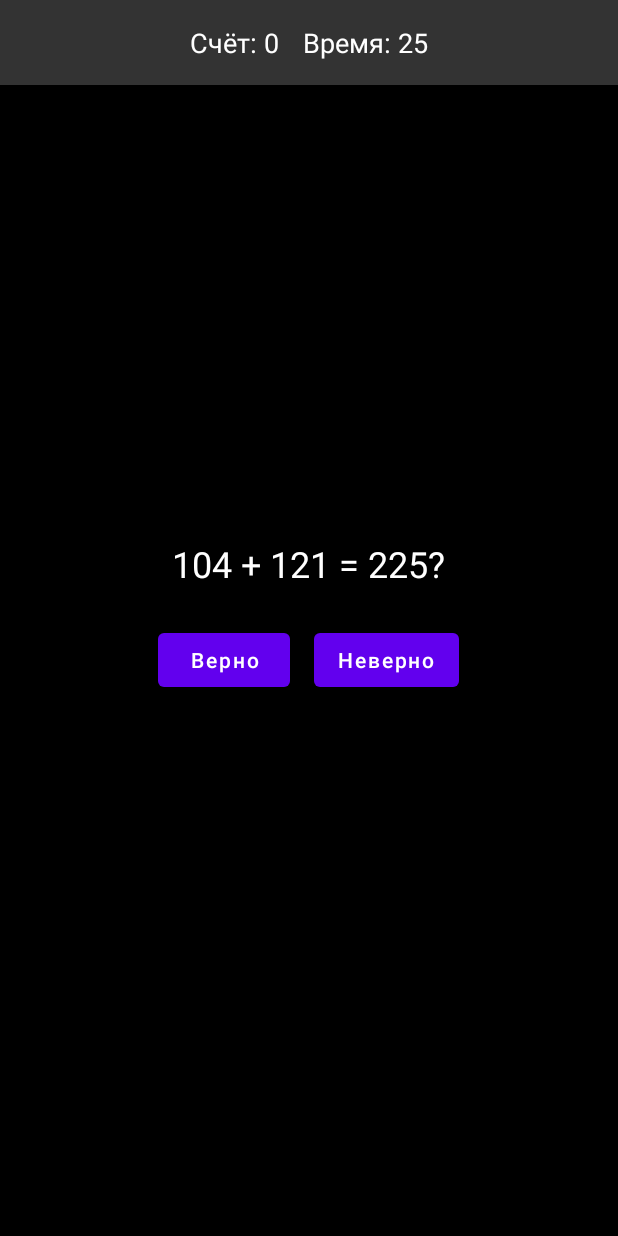
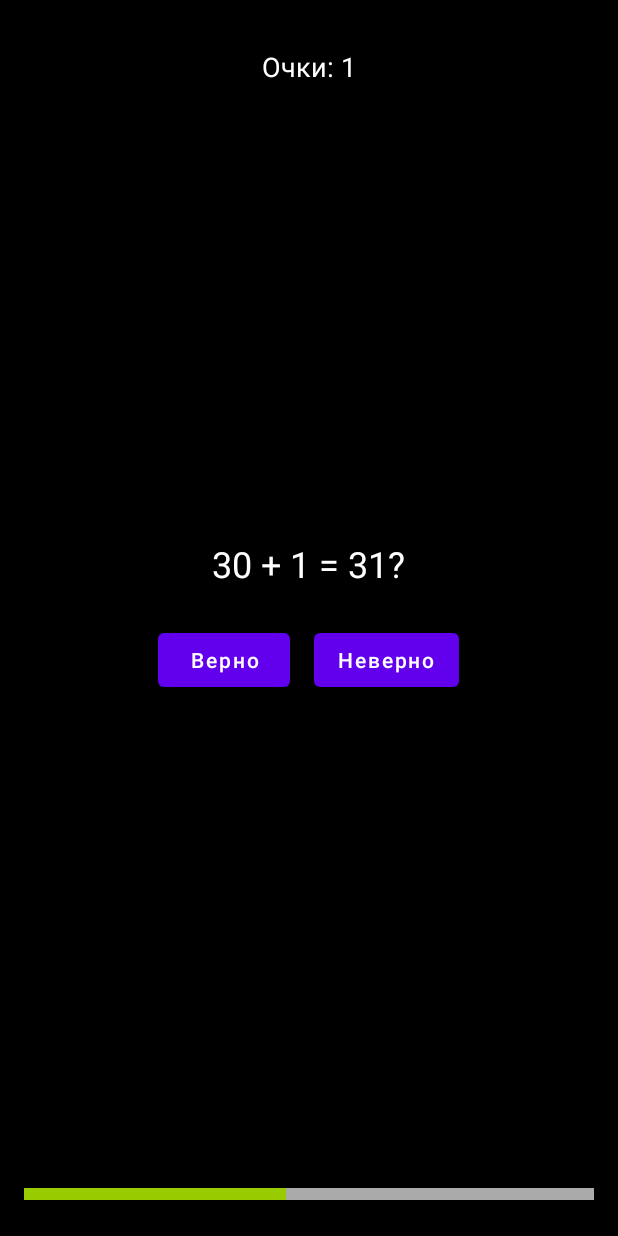
Before and after one commit to gitisgithub/SMSForwader, an Android app built with Jetpack Compose: the EasterEggActivity screen opened directly, with no data from a screen before it, after a tap on "Неверно", on a phone screen of 412 x 824 dp. Run offline under Robolectric (Android 15) with nearby library versions, the phone set to English and light mode, and no system bars; 1 other tap on this screen came first.

Commit message:
добавлено пасхалко (крутое реально)

```diff
--- a/app/src/main/java/by/vlad/sms/AboutActivity.kt
+++ b/app/src/main/java/by/vlad/sms/AboutActivity.kt
@@ -58,7 +58,7 @@ class AboutActivity : AppCompatActivity() {
 
         val buttonTelegram = findViewById<Button>(R.id.buttonTelegram)
         buttonTelegram.setOnClickListener {
-            val tgUrl = "https://t.me/your_channel"
+            val tgUrl = "https://t.me/famelessness"
             startActivity(android.content.Intent(android.content.Intent.ACTION_VIEW, Uri.parse(tgUrl)))
         }
 
--- a/app/src/main/java/by/vlad/sms/EasterEggActivity.kt
+++ b/app/src/main/java/by/vlad/sms/EasterEggActivity.kt
@@ -2,24 +2,26 @@ package by.vlad.sms
 
 import android.content.Context
 import android.content.Intent
+import android.os.Build
 import android.os.Bundle
 import android.os.CountDownTimer
 import android.widget.Button
 import android.widget.TextView
+import androidx.appcompat.app.AlertDialog
 import androidx.appcompat.app.AppCompatActivity
+import com.google.android.material.progressindicator.LinearProgressIndicator
 import kotlin.random.Random
 
 class EasterEggActivity : AppCompatActivity() {
 
+    private lateinit var progressBarLife: LinearProgressIndicator
     private lateinit var textScore: TextView
-    private lateinit var textTimer: TextView
     private lateinit var textQuestion: TextView
     private lateinit var buttonTrue: Button
     private lateinit var buttonFalse: Button
 
     private var score = 0
-    private var totalQuestions = 0
-    private var timeLeftMs = 30_000L // 30 секунд на игру
+    private var life = 100
 
     private lateinit var timer: CountDownTimer
 
@@ -32,31 +34,35 @@ class EasterEggActivity : AppCompatActivity() {
 
     override fun onCreate(savedInstanceState: Bundle?) {
         super.onCreate(savedInstanceState)
-        // Можно сделать Activity полноэкранной:
-        // window.addFlags(WindowManager.LayoutParams.FLAG_FULLSCREEN)
         setContentView(R.layout.activity_easter_egg)
 
         textScore = findViewById(R.id.textScore)
-        textTimer = findViewById(R.id.textTimer)
         textQuestion = findViewById(R.id.textQuestion)
         buttonTrue = findViewById(R.id.buttonTrue)
         buttonFalse = findViewById(R.id.buttonFalse)
+        progressBarLife = findViewById(R.id.progressBarLife)
 
-        // Запускаем таймер на 30 секунд
-        timer = object : CountDownTimer(timeLeftMs, 1000) {
+        // Устанавливаем max=100 (это доступно и на старых API)
+        progressBarLife.max = 100
+
+        // Начинаем со 100% без анимации (нормально на любом API)
+        setProgressCompat(100, animate = false)
+
+        // Таймер на Long.MAX_VALUE, каждую секунду уменьшаем life
+        timer = object : CountDownTimer(Long.MAX_VALUE, 1000) {
             override fun onTick(millisUntilFinished: Long) {
-                val seconds = millisUntilFinished / 1000
-                textTimer.text = "Время: $seconds"
+                life--
+                if (life < 0) life = 0
+                setProgressCompat(life, animate = true)
+                if (life == 0) {
+                    showGameOverDialog("Время вышло! Полоса опустела.")
+                }
             }
-            override fun onFinish() {
-                // Время вышло
-                endGame()
-            }
+            override fun onFinish() { /* никогда не вызывается, т.к. Long.MAX_VALUE */ }
         }
         timer.start()
 
-        // Генерируем первый вопрос
-        nextQuestion()
+        textScore.text = getString(R.string.easter_score_format, score)
 
         buttonTrue.setOnClickListener {
             checkAnswer(true)
@@ -64,11 +70,25 @@ class EasterEggActivity : AppCompatActivity() {
         buttonFalse.setOnClickListener {
             checkAnswer(false)
         }
+
+        nextQuestion()
+    }
+
+    /**
+     * Обновляем прогресс. Если API >= 24, делаем анимированно, иначе — без анимации.
+     */
+    private fun setProgressCompat(value: Int, animate: Boolean) {
+        if (Build.VERSION.SDK_INT >= Build.VERSION_CODES.N) {
+            progressBarLife.setProgress(value, animate)
+        } else {
+            // Старый метод без анимации
+            progressBarLife.progress = value
+        }
     }
 
     private fun nextQuestion() {
         val (question, isCorrect) = generateExpression()
-        textQuestion.tag = isCorrect // Храним правильность в tag
+        textQuestion.tag = isCorrect
         textQuestion.text = question
     }
 
@@ -76,43 +96,44 @@ class EasterEggActivity : AppCompatActivity() {
         val isCorrect = textQuestion.tag as? Boolean ?: false
         if (userSaidTrue == isCorrect) {
             score++
+            // При верном ответе немного восстанавливаем life
+            life += 10
+            if (life > 100) life = 100
         } else {
-            score--
+            // При неверном ответе уменьшаем жизнь сильнее
+            life -= 50
+            if (life < 0) life = 0
         }
-        totalQuestions++
-        textScore.text = "Счёт: $score"
+        setProgressCompat(life, animate = true)
 
-        // Можно задать лимит вопросов (например, 10), или пусть игра идёт до истечения таймера
-        if (totalQuestions >= 20) {
-            endGame()
+        // Вместо конкатенации строк, используем getString с placeholder (см. ниже)
+        textScore.text = getString(R.string.easter_score_format, score)
+
+        if (life == 0) {
+            showGameOverDialog("Полоса опустела! Игра окончена.")
         } else {
             nextQuestion()
         }
     }
 
     private fun generateExpression(): Pair<String, Boolean> {
-        val a = Random.nextInt(1, 200)
-        val b = Random.nextInt(1, 200)
+        val a = Random.nextInt(1, 100)
+        val b = Random.nextInt(1, 100)
         val sum = a + b
-        // С вероятностью 50% подменяем результат
         val displayed = if (Random.nextBoolean()) sum else sum + Random.nextInt(-5, 6)
         val expression = "$a + $b = $displayed?"
         val isCorrect = (displayed == sum)
         return expression to isCorrect
     }
 
-    private fun endGame() {
+    private fun showGameOverDialog(msg: String) {
         timer.cancel()
-        // Можно показать итоговое окно или просто закрыть Activity
-        val finalMessage = "Игра окончена!\nВаш счёт: $score"
-        val dialog = androidx.appcompat.app.AlertDialog.Builder(this)
-            .setTitle("Результат")
-            .setMessage(finalMessage)
-            .setPositiveButton("OK") { _, _ ->
-                finish()
-            }
-            .create()
-        dialog.show()
+        AlertDialog.Builder(this)
+            .setTitle("Итог")
+            .setMessage("$msg\nВаш счёт: $score")
+            .setPositiveButton("OK") { _, _ -> finish() }
+            .setCancelable(false)
+            .show()
     }
 
     override fun onDestroy() {
--- a/app/src/main/res/layout/activity_about.xml
+++ b/app/src/main/res/layout/activity_about.xml
@@ -1,5 +1,10 @@
 <?xml version="1.0" encoding="utf-8"?>
-<LinearLayout
+<ScrollView
+    xmlns:android="http://schemas.android.com/apk/res/android"
+    android:fitsSystemWindows="true"
+    android:layout_width="match_parent"
+    android:layout_height="match_parent">
+    <LinearLayout
     xmlns:android="http://schemas.android.com/apk/res/android"
     android:fitsSystemWindows="true"
     android:layout_width="match_parent"
@@ -60,3 +65,4 @@
         android:text="ТГ-канал (подписаццо)"/>
 
 </LinearLayout>
+</ScrollView>
--- a/app/src/main/res/layout/activity_easter_egg.xml
+++ b/app/src/main/res/layout/activity_easter_egg.xml
@@ -1,49 +1,31 @@
 <?xml version="1.0" encoding="utf-8"?>
 <FrameLayout
     xmlns:android="http://schemas.android.com/apk/res/android"
+    xmlns:app="http://schemas.android.com/apk/res-auto"
     android:id="@+id/easterEggRoot"
     android:layout_width="match_parent"
     android:layout_height="match_parent"
     android:background="#FF000000"
-    android:fitsSystemWindows="true"
-    android:orientation="vertical">
+    android:padding="16dp">
 
-    <!-- Верхняя панель со счётом и таймером -->
-    <LinearLayout
-        android:id="@+id/topPanel"
-        android:layout_width="match_parent"
+    <!-- Верхняя панель с очками -->
+    <TextView
+        android:id="@+id/textScore"
+        android:layout_width="wrap_content"
         android:layout_height="wrap_content"
-        android:orientation="horizontal"
-        android:gravity="center"
-        android:padding="16dp"
-        android:background="#FF333333">
+        android:text="Очки: 0"
+        android:textColor="#FFFFFF"
+        android:textSize="18sp"
+        android:layout_gravity="top|center_horizontal"
+        android:layout_marginTop="16dp"/>
 
-        <TextView
-            android:id="@+id/textScore"
-            android:layout_width="wrap_content"
-            android:layout_height="wrap_content"
-            android:textColor="#FFFFFF"
-            android:textSize="18sp"
-            android:text="Счёт: 0"
-            android:layout_marginEnd="16dp"/>
-
-        <TextView
-            android:id="@+id/textTimer"
-            android:layout_width="wrap_content"
-            android:layout_height="wrap_content"
-            android:textColor="#FFFFFF"
-            android:textSize="18sp"
-            android:text="Время: 30" />
-    </LinearLayout>
-
-    <!-- Центральная часть с вопросом и кнопками -->
+    <!-- Центральная часть (вопрос + кнопки) -->
     <LinearLayout
         android:id="@+id/centerPanel"
         android:layout_width="match_parent"
         android:layout_height="match_parent"
         android:orientation="vertical"
-        android:gravity="center"
-        android:layout_margin="16dp">
+        android:gravity="center">
 
         <TextView
             android:id="@+id/textQuestion"
@@ -65,7 +47,7 @@
                 android:layout_height="wrap_content"
                 android:text="Верно"
                 android:textAllCaps="false"
-                android:layout_marginEnd="16dp"/>
+                android:layout_marginRight="16dp"/>
 
             <Button
                 android:id="@+id/buttonFalse"
@@ -75,4 +57,18 @@
                 android:textAllCaps="false"/>
         </LinearLayout>
     </LinearLayout>
+
+    <!-- Material LinearProgressIndicator внизу -->
+    <com.google.android.material.progressindicator.LinearProgressIndicator
+        android:id="@+id/progressBarLife"
+        style="@style/Widget.MaterialComponents.LinearProgressIndicator"
+        android:layout_width="match_parent"
+        android:layout_height="8dp"
+        android:layout_gravity="bottom"
+        android:layout_marginBottom="8dp"
+        android:max="100"
+        android:progress="100"
+        app:indicatorColor="@android:color/holo_green_light"
+        app:trackColor="@android:color/darker_gray"
+        app:trackThickness="8dp"/>
 </FrameLayout>
--- a/app/src/main/res/values/strings.xml
+++ b/app/src/main/res/values/strings.xml
@@ -11,7 +11,7 @@
     <string name="add_manual_sender">Добавить вручную в список</string>
     <string name="enter_manual_sender">Введите отправителя вручную</string>
     <string name="save_settings">Сохранить настройки</string>
-
+    <string name="easter_score_format">Очки: %1$d</string>
     <!-- Новые -->
     <string name="menu_about">О программе</string>
     <string name="title_about">О программе</string>
```
